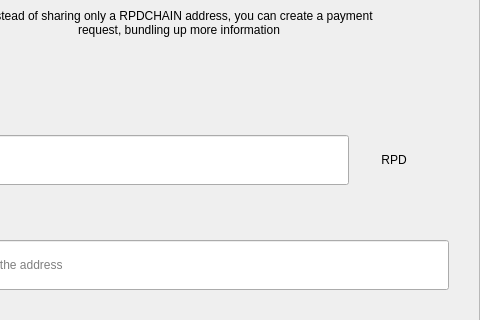
This is src/qt/rpdchain/forms/requestdialog.ui in cimelli/RpdSource as Qt 5 draws it before an edit; both pictures show x 122 to 602 and y 123 to 443 of the 602 by 607 pixel window. The edited form follows.
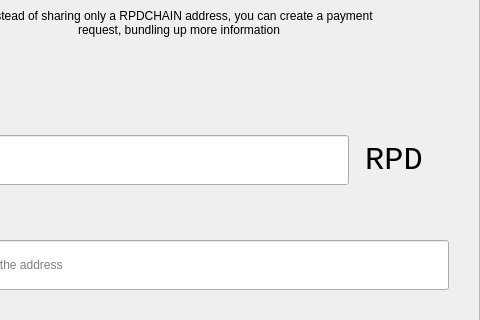
This is the edited form.

What changed in the file:
```diff
--- a/src/qt/rpdchain/forms/requestdialog.ui
+++ b/src/qt/rpdchain/forms/requestdialog.ui
@@ -332,6 +332,12 @@
                      <property name="alignment">
                       <set>Qt::AlignCenter</set>
                      </property>
+                            <property name="font">
+                                <font>
+                                    <pointsize>24</pointsize>
+                                    <family>monospace</family>
+                                </font>
+                            </property>
                     </widget>
                    </item>
                   </layout>
```
Left out of the diff: 2 changed lines with no effect on the pictures. Lines whose indentation alone changed are shown as unchanged.
